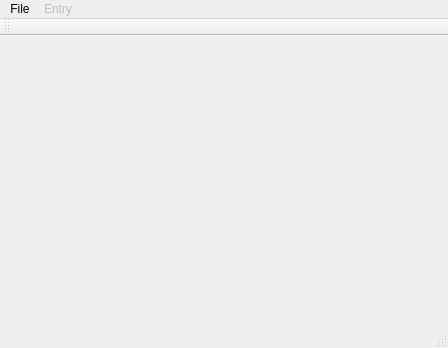
The window that mainwindow.ui (NileET/Qt-CourseProject-Semester-4) describes before a commit, drawn with Qt 5.
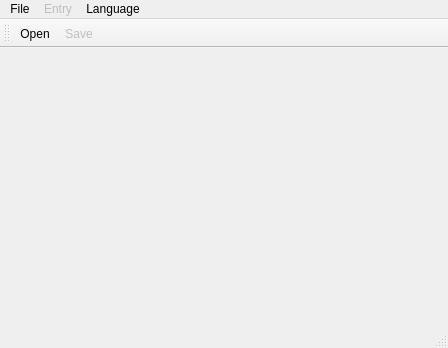
The same window after the commit. Icons and pictures are not drawn.

What changed in the file:
```diff
--- a/mainwindow.ui
+++ b/mainwindow.ui
@@ -45,8 +45,14 @@
     <addaction name="actionRemove"/>
     <addaction name="actionEdit"/>
    </widget>
+   <widget class="QMenu" name="menuLanguage">
+    <property name="title">
+     <string>Language</string>
+    </property>
+   </widget>
    <addaction name="menuFile"/>
    <addaction name="menuEntry"/>
+   <addaction name="menuLanguage"/>
   </widget>
   <widget class="QStatusBar" name="statusbar"/>
   <widget class="QToolBar" name="toolBar">
@@ -59,6 +65,8 @@
    <attribute name="toolBarBreak">
     <bool>false</bool>
    </attribute>
+   <addaction name="actionOpen"/>
+   <addaction name="actionSave"/>
   </widget>
   <action name="actionExit">
    <property name="icon">
```
Left out of the diff: 1 changed line with no effect on the pictures.
